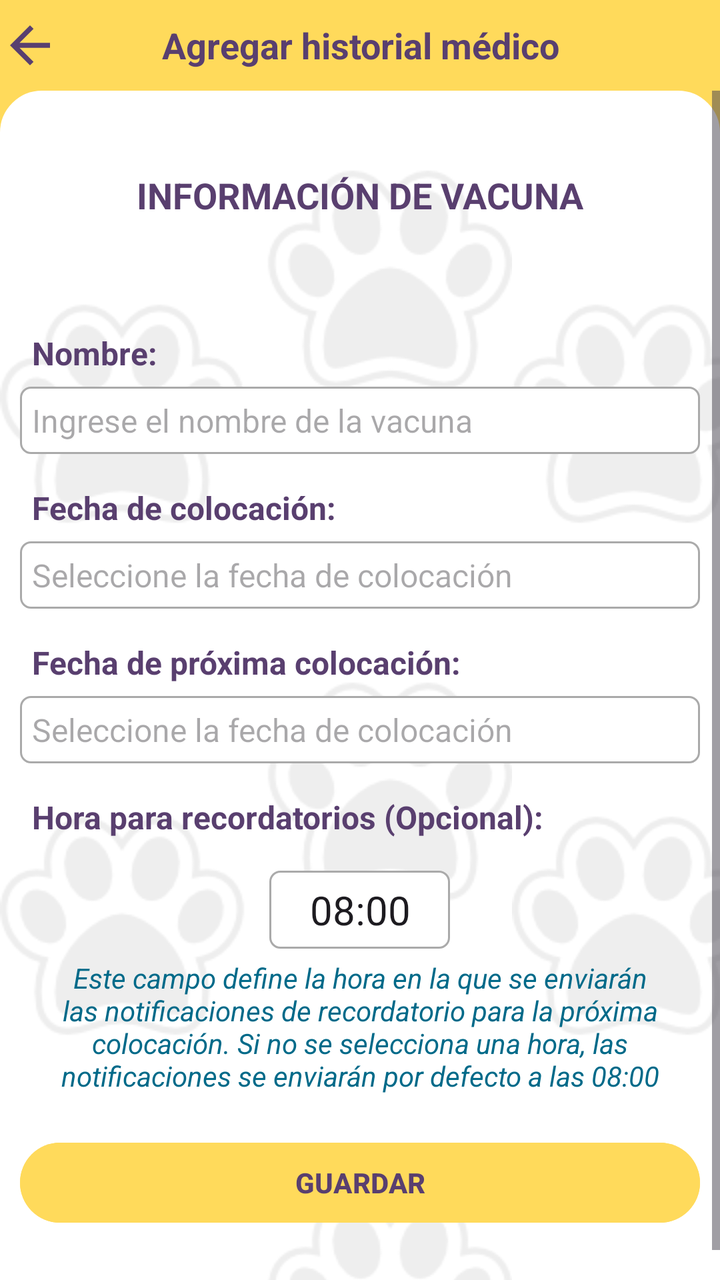
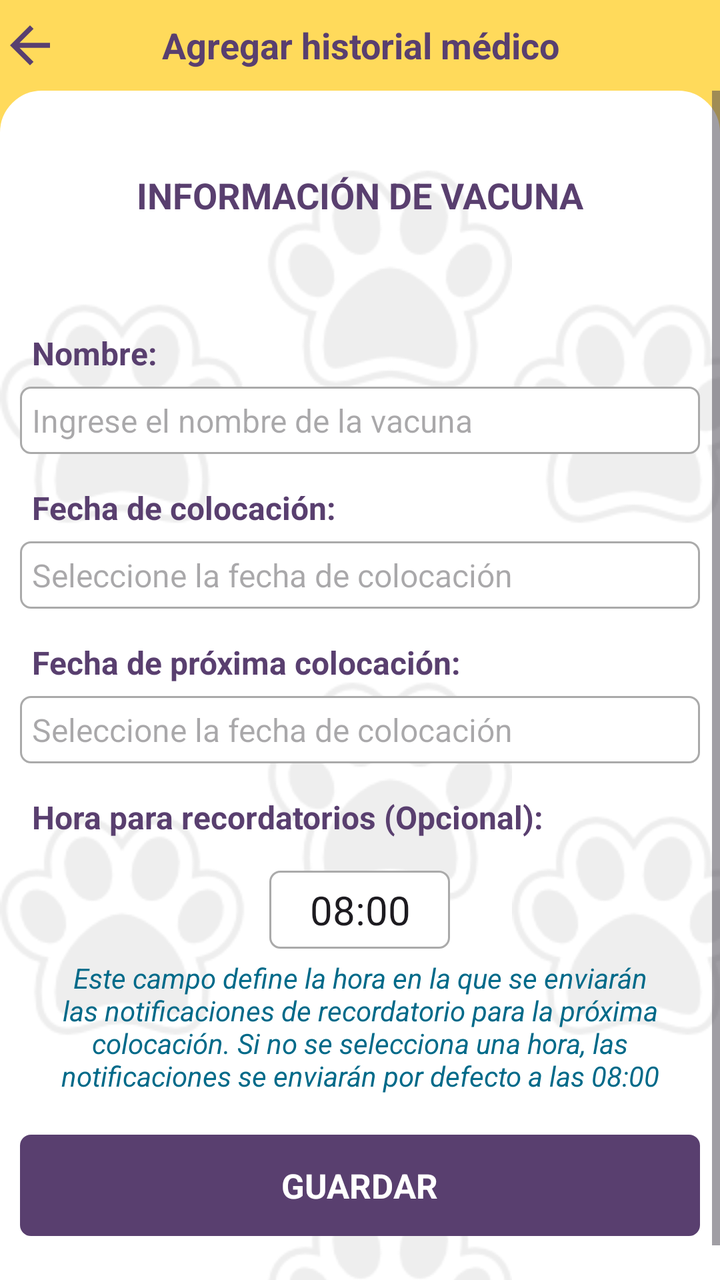

Two renders of the same Android screen: before a commit and after it. Below are the layout's source before the change and the commit's diff.
<!-- AndroidManifest.xml: application theme Theme.TIC_PV -->
<!-- res/layout/activity_agregar_historial_medico.xml -->
<?xml version="1.0" encoding="utf-8"?>
<RelativeLayout xmlns:android="http://schemas.android.com/apk/res/android"
    xmlns:app="http://schemas.android.com/apk/res-auto"
    xmlns:tools="http://schemas.android.com/tools"
    android:id="@+id/main"
    android:layout_width="match_parent"
    android:layout_height="match_parent"
    android:fitsSystemWindows="true"
    android:fillViewport="true"
    android:focusableInTouchMode="true"
    android:background="@color/yellow"
    tools:context=".Vista.AgregarHistorialMedicoActivity">

    <RelativeLayout
        android:layout_width="match_parent"
        android:layout_height="wrap_content"
        android:id="@+id/lYSuperiorAgregarHistorialMed"
        android:background="@color/yellow"
        android:orientation="horizontal">

        <ImageView
            android:layout_width="30dp"
            android:layout_height="30dp"
            android:id="@+id/iVRegresarAgregarHistorial"
            android:layout_centerVertical="true"
            android:focusable="true"
            android:foreground="?android:attr/selectableItemBackgroundBorderless"
            android:background="@drawable/ic_retroceder"
            android:clickable="true"
            android:backgroundTint="@color/lila"/>

        <TextView
            android:layout_width="match_parent"
            android:layout_height="wrap_content"
            android:id="@+id/tVTituloAgregarHistorial"
            android:textSize="18sp"
            android:layout_centerVertical="true"
            android:textAlignment="center"
            android:textStyle="bold"
            android:textColor="@color/lila"
            android:text="Agregar historial médico"/>

        <View
            android:id="@+id/viewTituloResponderSolicitud"
            android:layout_width="match_parent"
            android:layout_height="1dp"
            android:layout_marginTop="20dp"
            android:layout_below="@+id/tVTituloAgregarHistorial"
            android:background="@color/yellow" />

    </RelativeLayout>

    <ScrollView
        android:layout_width="match_parent"
        android:layout_height="match_parent"
        android:id="@+id/scrollAgregarHistorial"
        android:layout_below="@+id/lYSuperiorAgregarHistorialMed"
        android:background="@drawable/bordes_fragment">

        <RelativeLayout
            android:layout_width="match_parent"
            android:layout_height="wrap_content"
            android:id="@+id/fLFragmentAgregarHistorial"
            android:padding="10dp">

            <TextView
                android:layout_width="match_parent"
                android:layout_height="wrap_content"
                android:paddingTop="30dp"
                android:text="INFORMACIÓN DE VACUNA"
                android:id="@+id/tVEncabezadoAgregarHistorial"
                android:textAppearance="@style/TextAppearance.AppCompat.Medium"
                android:textStyle="bold"
                android:textColor="@color/lila"
                android:textAlignment="center"/>

            <TextView
                android:id="@+id/tVNombreHistorial"
                android:layout_width="match_parent"
                android:layout_height="wrap_content"
                android:layout_below="@id/tVEncabezadoAgregarHistorial"
                android:layout_marginTop="50dp"
                android:padding="6dp"
                android:text="Nombre:"
                android:textColor="@color/lila"
                android:textStyle="bold"
                android:textSize="16sp"/>

            <EditText
                android:id="@+id/eTNombreVacuna"
                android:layout_width="match_parent"
                android:layout_height="wrap_content"
                android:layout_below="@id/tVNombreHistorial"
                android:background="@drawable/border"
                android:ems="10"
                android:maxLength="50"
                android:hint="Ingrese el nombre de la vacuna"
                android:inputType="text|textPersonName"
                android:padding="6dp"
                android:textSize="16sp" />

            <TextView
                android:id="@+id/tVFechaColocacion"
                android:layout_width="match_parent"
                android:layout_height="wrap_content"
                android:layout_below="@id/eTNombreVacuna"
                android:focusable="true"
                android:focusableInTouchMode="true"
                android:layout_marginTop="10dp"
                android:padding="6dp"
                android:text="Fecha de colocación:"
                android:textColor="@color/lila"
                android:textStyle="bold"
                android:textSize="16sp"/>

            <EditText
                android:id="@+id/eTFechaColocacion"
                android:layout_width="match_parent"
                android:layout_height="wrap_content"
                android:layout_below="@id/tVFechaColocacion"
                android:background="@drawable/border"
                android:ems="10"
                android:hint="Seleccione la fecha de colocación"
                android:focusable="false"
                android:inputType="datetime|date"
                android:padding="6dp"
                android:textSize="16sp" />

            <TextView
                android:id="@+id/tVFechaProximaColocacion"
                android:layout_width="match_parent"
                android:layout_height="wrap_content"
                android:layout_below="@id/eTFechaColocacion"
                android:focusable="true"
                android:focusableInTouchMode="true"
                android:layout_marginTop="10dp"
                android:padding="6dp"
                android:text="Fecha de próxima colocación:"
                android:textColor="@color/lila"
                android:textStyle="bold"
                android:textSize="16sp"/>

            <EditText
                android:id="@+id/eTFechaProximaColocacion"
                android:layout_width="match_parent"
                android:layout_height="wrap_content"
                android:layout_below="@id/tVFechaProximaColocacion"
                android:background="@drawable/border"
                android:ems="10"
                android:hint="Seleccione la fecha de colocación"
                android:focusable="false"
                android:padding="6dp"
                android:textSize="16sp" />

            <LinearLayout
                android:layout_width="match_parent"
                android:layout_height="wrap_content"
                android:id="@+id/rLCamposDesparasitacion"
                android:visibility="gone"
                android:orientation="horizontal"
                android:layout_centerVertical="true"
                android:layout_below="@+id/eTFechaProximaColocacion">

                
                <LinearLayout
                    android:layout_width="0dp"
                    android:layout_height="match_parent"
                    android:layout_weight="1"
                    android:padding="5dp"
                    android:orientation="vertical"
                    android:gravity="bottom"> 

                    <TextView
                        android:id="@+id/tVPesoMascotaDesp"
                        android:layout_width="match_parent"
                        android:layout_height="wrap_content"
                        android:layout_marginTop="10dp"
                        android:padding="6dp"
                        android:text="Peso de la mascota:"
                        android:textColor="@color/lila"
                        android:textStyle="bold"
                        android:textSize="16sp" />

                    <EditText
                        android:id="@+id/eTPesoMascotaDesp"
                        android:layout_width="match_parent"
                        android:layout_height="wrap_content"
                        android:background="@drawable/border"
                        android:ems="10"
                        android:inputType="numberDecimal"
                        android:maxLength="8"
                        android:hint="Libras"
                        android:padding="6dp"
                        android:textSize="16sp" />
                </LinearLayout>

                
                <LinearLayout
                    android:layout_width="0dp"
                    android:layout_height="match_parent"
                    android:layout_weight="1"
                    android:padding="5dp"
                    android:orientation="vertical"
                    android:gravity="bottom"> 

                    <TextView
                        android:id="@+id/tVCantidadDesparasitante"
                        android:layout_width="match_parent"
                        android:layout_height="wrap_content"
                        android:layout_marginTop="10dp"
                        android:padding="6dp"
                        android:text="Cantidad de desparasitante:"
                        android:textColor="@color/lila"
                        android:textStyle="bold"
                        android:textSize="16sp" />

                    <EditText
                        android:id="@+id/eTCantidadDesparasitante"
                        android:layout_width="match_parent"
                        android:layout_height="wrap_content"
                        android:background="@drawable/border"
                        android:ems="10"
                        android:hint="Centímetros"
                        android:focusable="false"
                        android:enabled="false"
                        android:padding="6dp"
                        android:textSize="16sp" />
                </LinearLayout>

            </LinearLayout>

            <TextView
                android:id="@+id/tVHoraRecordatorio"
                android:layout_width="match_parent"
                android:layout_height="wrap_content"
                android:layout_below="@id/rLCamposDesparasitacion"
                android:focusable="true"
                android:focusableInTouchMode="true"
                android:layout_marginTop="10dp"
                android:padding="6dp"
                android:text="Hora para recordatorios (Opcional):"
                android:textColor="@color/lila"
                android:textStyle="bold"
                android:textSize="16sp"/>

            <EditText
                android:id="@+id/eTHoraRecordatorio"
                android:layout_width="wrap_content"
                android:layout_height="wrap_content"
                android:layout_below="@id/tVHoraRecordatorio"
                android:background="@drawable/border"
                android:layout_centerHorizontal="true"
                android:textAlignment="center"
                android:paddingStart="20dp"
                android:paddingEnd="20dp"
                android:layout_marginTop="10dp"
                android:text="08:00"
                android:focusable="false"
                android:inputType="datetime|date"
                android:padding="6dp"
                android:textSize="20sp" />

            <TextView
                android:layout_width="match_parent"
                android:layout_height="wrap_content"
                android:id="@+id/tVMensajeHora"
                android:textStyle="italic"
                android:layout_marginTop="5dp"
                android:textColor="@color/blue_2"
                android:textAlignment="center"
                android:layout_below="@+id/eTHoraRecordatorio"
                android:text="Este campo define la hora en la que se enviarán las notificaciones de recordatorio para la próxima colocación. Si no se selecciona una hora, las notificaciones se enviarán por defecto a las 08:00"/>


            <Button
                android:id="@+id/btnGuardarHistorial"
                android:layout_width="match_parent"
                android:layout_height="wrap_content"
                android:layout_below="@id/tVMensajeHora"
                android:layout_marginTop="20dp"
                android:layout_marginBottom="30dp"
                android:backgroundTint="@color/yellow"
                android:textColor="@color/lila"
                android:layout_centerHorizontal="true"
                android:text="GUARDAR"
                android:textStyle="bold"/>

        </RelativeLayout>

    </ScrollView>

    <LinearLayout
        android:layout_width="match_parent"
        android:layout_height="match_parent"
        android:id="@+id/lLBarraProgresoAgregarHistorial"
        android:orientation="vertical"
        android:gravity="center"
        android:visibility="gone"
        android:background="@color/white"
        android:layout_gravity="center">

        <ProgressBar
            android:id="@+id/barraProgresoAgregarHistorial"
            android:layout_width="wrap_content"
            android:layout_height="wrap_content"
            android:indeterminateTint="@color/lila"
            style="?android:attr/progressBarStyleLarge"
            android:elevation="10dp"
            android:visibility="visible"/>

        <TextView
            android:layout_width="wrap_content"
            android:layout_height="wrap_content"
            android:textAlignment="center"
            android:textStyle="bold"
            android:textColor="@color/lila"
            android:text="Por favor, espere mientras se guarda la información, esto puede tardar dependiendo de su conexión a Internet."/>
    </LinearLayout>
</RelativeLayout>
<!-- resources referenced by this layout -->
<resources>
  <color name="blue_2">#006A89</color>
  <color name="lila">#593f6f</color>
  <color name="white">#FFFFFFFF</color>
  <color name="yellow">#ffda5b</color>
  <!-- drawable border (drawable) -->
  <?xml version="1.0" encoding="utf-8"?>
  <shape xmlns:android="http://schemas.android.com/apk/res/android">
      
      <solid android:color="#FFFFFF"/>
  
      
      <stroke android:width="1dp" android:color="#AAAAAA"/>
  
      
      <corners android:radius="5dp"/>
  </shape>
  <!-- drawable bordes_fragment (drawable) -->
  <?xml version="1.0" encoding="utf-8"?>
  <layer-list xmlns:android="http://schemas.android.com/apk/res/android">
  
      
      <item>
          <shape android:shape="rectangle">
              <solid android:color="#FFFFFF" />
  
              
              <corners
                  android:topLeftRadius="20dp"
                  android:topRightRadius="20dp" />
  
              <stroke
                  android:width="2dp"
                  android:color="#FFFFFF" />
          </shape>
      </item>
  
      
      <item>
          <bitmap
              android:src="@drawable/huellitas"
              android:tileMode="repeat"
              android:gravity="center"
              android:tint="@android:color/darker_gray"
              android:alpha="0.2"/> 
      </item>
  
  </layer-list>
  <!-- drawable ic_retroceder (drawable) -->
  <vector xmlns:android="http://schemas.android.com/apk/res/android" android:autoMirrored="true" android:height="24dp" android:tint="#FFFFFF" android:viewportHeight="24" android:viewportWidth="24" android:width="24dp">
        
      <path android:fillColor="@android:color/white" android:pathData="M20,11H7.83l5.59,-5.59L12,4l-8,8 8,8 1.41,-1.41L7.83,13H20v-2z"/>
      
  </vector>
  <style name="Theme.TIC_PV" parent="Base.Theme.TIC_PV" />
  <!-- drawable huellitas: png bitmap (drawable, 6949 bytes) -->
  <style name="Base.Theme.TIC_PV" parent="Theme.Material3.DayNight.NoActionBar">
          
          
  
  
  
  
  
  
  
  
      </style>
</resources>

<!-- the commit's change to res/layout/activity_agregar_historial_medico.xml (unified diff, before → after) -->
@@ -272,18 +272,30 @@
                 android:text="Este campo define la hora en la que se enviarán las notificaciones de recordatorio para la próxima colocación. Si no se selecciona una hora, las notificaciones se enviarán por defecto a las 08:00"/>
 
 
-            <Button
+            <LinearLayout
                 android:id="@+id/btnGuardarHistorial"
                 android:layout_width="match_parent"
                 android:layout_height="wrap_content"
                 android:layout_below="@id/tVMensajeHora"
                 android:layout_marginTop="20dp"
                 android:layout_marginBottom="30dp"
-                android:backgroundTint="@color/yellow"
-                android:textColor="@color/lila"
-                android:layout_centerHorizontal="true"
-                android:text="GUARDAR"
-                android:textStyle="bold"/>
+                android:background="@drawable/border"
+                android:backgroundTint="@color/lila"
+                android:clickable="true"
+                android:focusable="true"
+                android:foreground="?android:attr/selectableItemBackground"
+                android:gravity="center"
+                android:orientation="horizontal"
+                android:padding="14dp">
+
+                <TextView
+                    android:layout_width="wrap_content"
+                    android:layout_height="wrap_content"
+                    android:text="GUARDAR"
+                    android:textColor="@color/white"
+                    android:textSize="17sp"
+                    android:textStyle="bold" />
+            </LinearLayout>
 
         </RelativeLayout>
 
